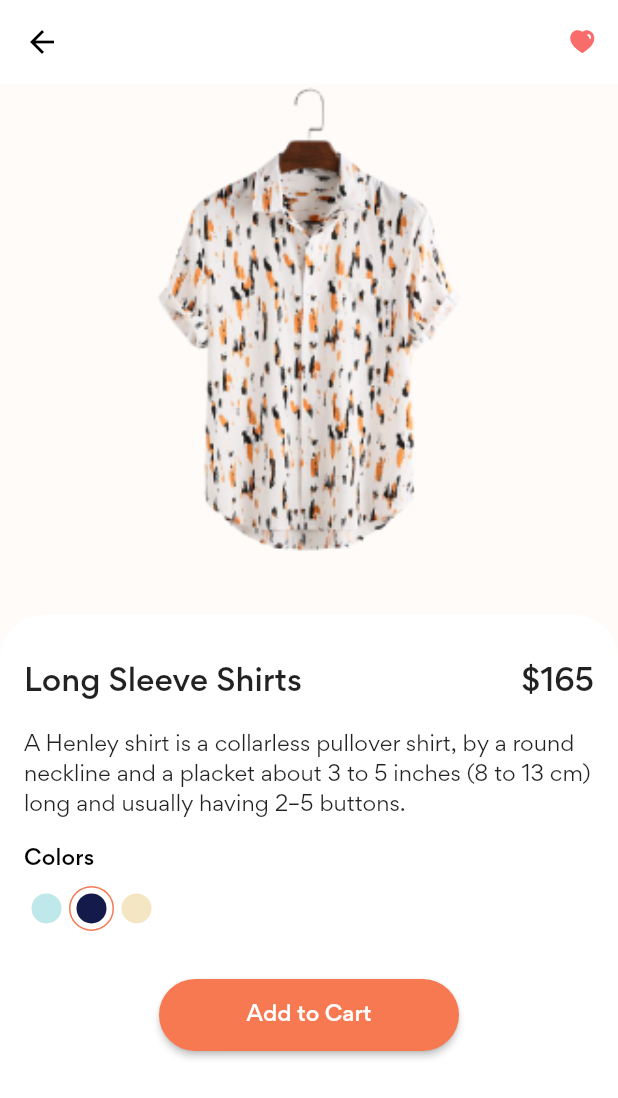
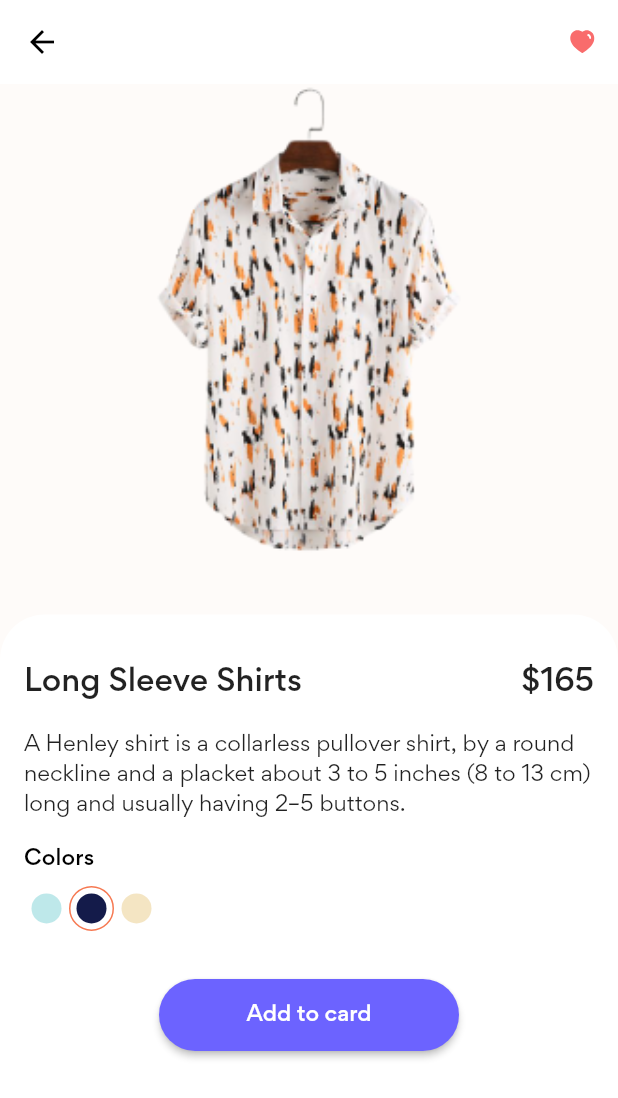
Before and after one commit to mohamed-husein/e_commerce_app, a Flutter app: the HomeScreen screen opened directly, after a tap on "Long Sleeve Shirts", on a phone screen of 412 x 824 dp. Shown: the top 1098 px of the screen. Run offline on Flutter 3.47's test engine with Material 2 defaults, Android fonts, the phone set to English and light mode, and no system bars; our stand-ins replace cloud_firestore, firebase_auth, firebase_core, flutter_svg, get, get_storage and 2 more; accounts and stored records are empty.

Commit message:
Merge remote-tracking branch 'origin/master'

```diff
--- a/lib/view/screens/product_screen.dart
+++ b/lib/view/screens/product_screen.dart
@@ -5,6 +5,7 @@ import 'package:flutter_svg/svg.dart';
 import '../../model/Product.dart';
 import '../../utils/colors.dart';
 import '../../utils/contant.dart';
+import '../widgets/home_button.dart';
 import '../widgets/product_component/color_dot.dart';
 
 class DetailsScreen extends StatelessWidget {
@@ -96,19 +97,7 @@ class DetailsScreen extends StatelessWidget {
                     ],
                   ),
                   const SizedBox(height: defaultPadding * 2),
-                  Center(
-                    child: SizedBox(
-                      width: 200,
-                      height: 48,
-                      child: ElevatedButton(
-                        onPressed: () {},
-                        style: ElevatedButton.styleFrom(
-                            primary: primaryColor,
-                            shape: const StadiumBorder()),
-                        child: const Text("Add to Cart"),
-                      ),
-                    ),
-                  )
+                  const HomeButton(text: 'Add to card'),
                 ],
               ),
             ),
--- /dev/null
+++ b/lib/view/widgets/home_button.dart
@@ -0,0 +1,25 @@
+import 'package:flutter/material.dart';
+
+import '../../utils/colors.dart';
+
+class HomeButton extends StatelessWidget {
+  final String text;
+  const HomeButton({Key? key,required this.text}) : super(key: key);
+
+  @override
+  Widget build(BuildContext context) {
+    return Center(
+      child: SizedBox(
+        width: 200,
+        height: 48,
+        child: ElevatedButton(
+          onPressed: () {},
+          style: ElevatedButton.styleFrom(
+              primary: mainColor,
+              shape: const StadiumBorder()),
+          child:  Text(text),
+        ),
+      ),
+    );
+  }
+}
--- a/lib/view/widgets/home_component/search_form.dart
+++ b/lib/view/widgets/home_component/search_form.dart
@@ -24,7 +24,7 @@ class SearchForm extends StatelessWidget {
         onSaved: (value) {},
         decoration: InputDecoration(
           filled: true,
-          fillColor: Colors.white,
+          fillColor: Colors.grey.shade100,
           hintText: "Search items...",
           border: outlineInputBorder,
           enabledBorder: outlineInputBorder,
@@ -42,7 +42,7 @@ class SearchForm extends StatelessWidget {
               height: 48,
               child: ElevatedButton(
                 style: ElevatedButton.styleFrom(
-                  primary: primaryColor,
+                  primary: mainColor,
                   shape: const RoundedRectangleBorder(
                     borderRadius: BorderRadius.all(Radius.circular(12)),
                   ),
```
